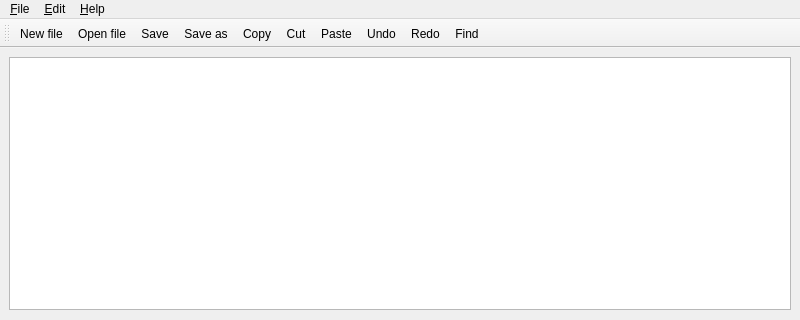
This is Lab3/mainwindow.ui in MrPipiKado/OOP as Qt 5 draws it before an edit; both pictures show x 0 to 800 and y 0 to 320 of the 800 by 600 pixel window. The edited form follows.
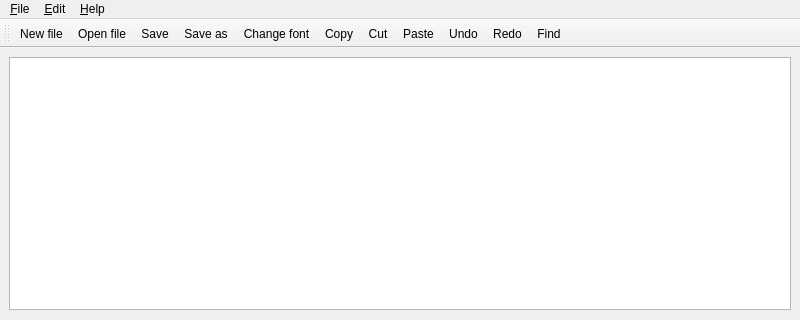
This is the edited form. Icons and pictures are not drawn.

Diff of the .ui file:
```diff
--- a/Lab3/mainwindow.ui
+++ b/Lab3/mainwindow.ui
@@ -97,6 +97,7 @@
    <addaction name="actionOpen_file"/>
    <addaction name="actionSave"/>
    <addaction name="actionSave_as"/>
+   <addaction name="actionChange_font"/>
    <addaction name="actionCopy"/>
    <addaction name="actionCut"/>
    <addaction name="actionPaste"/>
@@ -250,6 +251,15 @@
     <string>Ctrl+F</string>
    </property>
   </action>
+  <action name="actionChange_font">
+   <property name="icon">
+    <iconset resource="AppResources.qrc">
+     <normaloff>:/Images/Font.png</normaloff>:/Images/Font.png</iconset>
+   </property>
+   <property name="text">
+    <string>Change font </string>
+   </property>
+  </action>
  </widget>
  <resources>
   <include location="AppResources.qrc"/>
```
Left out of the diff: 2 changed lines with no effect on the pictures.
